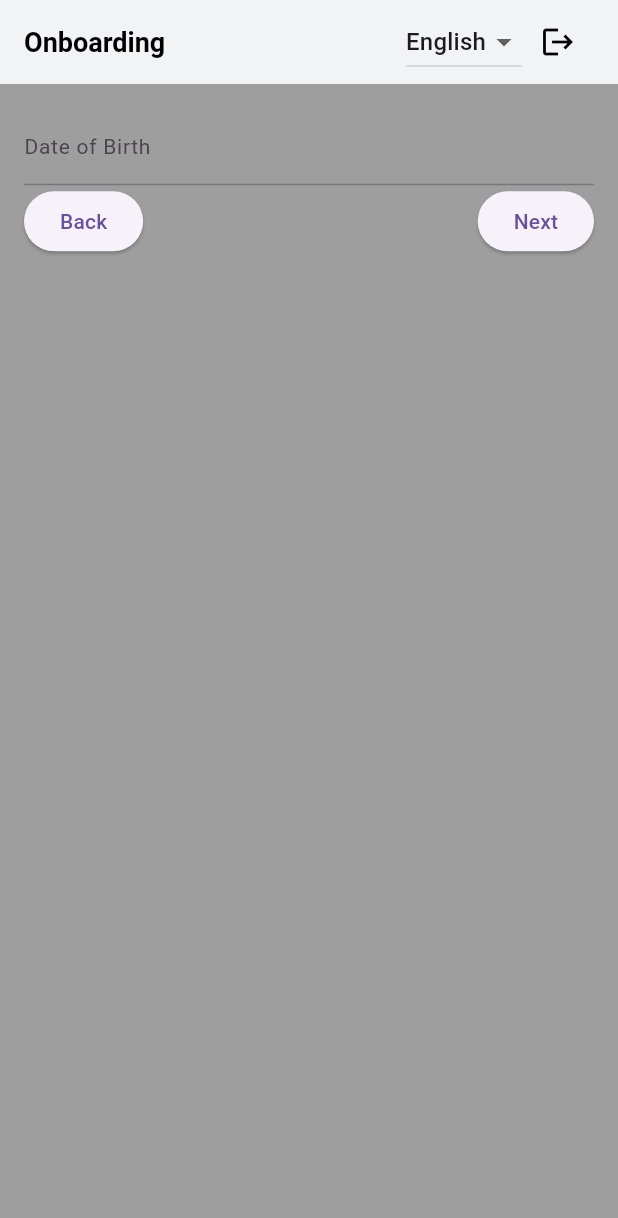
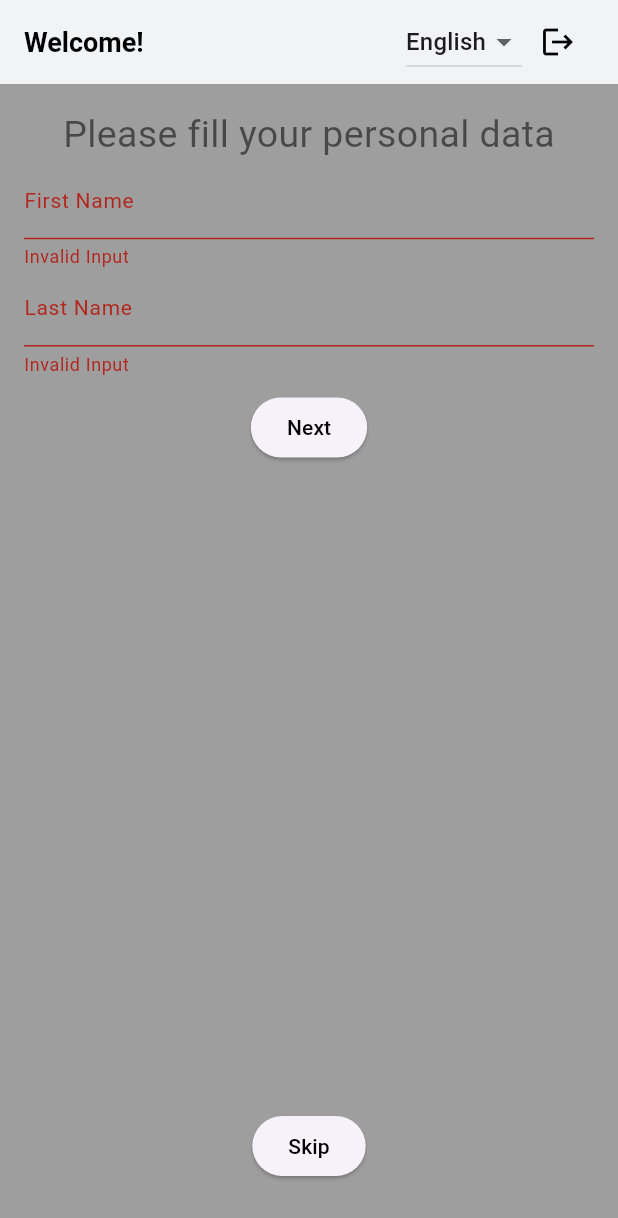
Before and after one commit to PetarJovanovic996/fit_lovers, a Flutter app: the screen it shows after launch, after a tap on "Next", on a phone screen of 412 x 824 dp. Shown: the top 1218 px of the screen. Run offline on Flutter 3.47's test engine with Material 3 defaults, Android fonts, the phone set to English and light mode, and no system bars; our stand-ins replace bloc, equatable, firebase_auth, firebase_core, firebase_database, flutter_bloc and 2 more; accounts and stored records are empty; generated files the repository leaves out were written again.

Commit message:
feat(onboarding): Created logic for Onboarding, and first Onboarding Screen

```diff
--- a/lib/core/routes.dart
+++ b/lib/core/routes.dart
@@ -1,7 +1,7 @@
 import 'package:fit_lovers/presentations/screens/edit_profile_screen.dart';
 import 'package:fit_lovers/presentations/screens/home_screen.dart';
 import 'package:fit_lovers/presentations/screens/log_in_screen.dart';
-import 'package:fit_lovers/presentations/screens/onboarding_screen.dart';
+import 'package:fit_lovers/presentations/screens/onboarding%20screens/onboarding_screen.dart';
 import 'package:fit_lovers/presentations/screens/register_screen.dart';
 import 'package:fit_lovers/presentations/screens/welcome_view_screen.dart';
 
--- a/lib/domain/cubit/cubit/onboarding_state.dart
+++ b/lib/domain/cubit/cubit/onboarding_state.dart
@@ -12,12 +12,29 @@ class OnboardingLoading extends OnboardingState {
   List<Object> get props => [];
 }
 
-class OnboardingPageChanged extends OnboardingState {
-  final int pageIndex;
-  OnboardingPageChanged(this.pageIndex);
+class OnboardingDataChanged extends OnboardingState {
+  final String firstName;
+  final String lastName;
+  final DateTime? dateOfBirth;
+  final double? weight;
+  final double? height;
+
+  OnboardingDataChanged(this.firstName, this.lastName, this.dateOfBirth,
+      this.weight, this.height);
 
   @override
-  List<Object> get props => [pageIndex];
+  List<Object> get props =>
+      [firstName, lastName, dateOfBirth!, weight!, height!];
+}
+
+class OnboardingNextScreen extends OnboardingState {
+  @override
+  List<Object> get props => [];
+}
+
+class OnboardingPrevScreen extends OnboardingState {
+  @override
+  List<Object> get props => [];
 }
 
 class OnboardingRequired extends OnboardingState {
--- a/lib/l10n/app_en.arb
+++ b/lib/l10n/app_en.arb
@@ -25,5 +25,18 @@
   "passwordDontMatch": "Password dont match",
   "@passwordDontMatch": {},
   "termsAndConditions": "I agree to the terms and conditions",
-  "@termsAndConditions": {}
+  "@termsAndConditions": {},
+  "onboarding": "Onboarding",
+  "@onboarding": {},
+  "onboardingWelcome": "Please fill your personal data",
+  "@onboardingWelcome": {},
+  "invalidInput": "Invalid Input",
+  "@invalidInput": {},
+  "firstName": "First Name",
+  "@firstName": {},
+  "lastName": "Last Name",
+  "@lastName": {},
+  "next": "Next",
+  "@next": {}
+
 }
--- /dev/null
+++ b/lib/presentations/screens/onboarding screens/onboarding_screen.dart
@@ -0,0 +1,90 @@
+import 'package:fit_lovers/domain/cubit/cubit/onboarding_cubit.dart';
+import 'package:fit_lovers/presentations/screens/onboarding%20screens/onboarding_screen2.dart';
+import 'package:fit_lovers/presentations/widgets/my_app_bar.dart';
+import 'package:fit_lovers/presentations/widgets/my_skip_button.dart';
+import 'package:flutter/material.dart';
+import 'package:flutter_bloc/flutter_bloc.dart';
+import 'package:flutter_gen/gen_l10n/app_localizations.dart';
+
+class OnboardingScreen extends StatelessWidget {
+  OnboardingScreen({super.key});
+  final _formKey = GlobalKey<FormState>();
+
+  @override
+  Widget build(BuildContext context) {
+    return Scaffold(
+        appBar: MyAppBar(
+          title: AppLocalizations.of(context)!.welcome,
+          showSignOut: true,
+        ),
+        body: Padding(
+          padding: const EdgeInsets.all(16.0),
+          child: Form(
+            key: _formKey,
+            child: Center(
+              child: Column(
+                children: [
+                  Text(
+                    AppLocalizations.of(context)!.onboardingWelcome,
+                    style: TextStyle(fontSize: 25),
+                  ),
+                  TextFormField(
+                    decoration: InputDecoration(
+                      labelText: AppLocalizations.of(context)!.firstName,
+                    ),
+                    validator: (value) {
+                      if (value == null || value.isEmpty || value.length < 2) {
+                        return AppLocalizations.of(context)!.invalidInput;
+                      }
+                      return null;
+                    },
+                    onChanged: (value) {
+                      context.read<OnboardingCubit>().updateFirstName(value);
+                    },
+                  ),
+                  TextFormField(
+                    decoration: InputDecoration(
+                        labelText: AppLocalizations.of(context)!.lastName),
+                    validator: (value) {
+                      if (value == null || value.isEmpty || value.length < 2) {
+                        return AppLocalizations.of(context)!.invalidInput;
+                      }
+                      return null;
+                    },
+                    onChanged: (value) {
+                      context.read<OnboardingCubit>().updateLastName(value);
+                    },
+                  ),
+                  SizedBox(
+                    height: 10,
+                  ),
+                  ElevatedButton(
+                    onPressed: () {
+                      if (_formKey.currentState?.validate() ?? false) {
+                        context.read<OnboardingCubit>().nextScreen();
+                        Navigator.push(
+                          context,
+                          MaterialPageRoute(
+                              builder: (_) => OnboardingScreen2()),
+                        );
+                      }
+                    },
+                    child: Text(
+                      AppLocalizations.of(context)!.next,
+                      style: TextStyle(
+                        color: Colors.black,
+                      ),
+                    ),
+                  ),
+                  Spacer(),
+                  MySkipButton(),
+                  SizedBox(
+                    height: 20,
+                  )
+                ],
+              ),
+            ),
+          ),
+        ));
+  }
+}
--- a/lib/presentations/screens/onboarding_screen.dart
+++ /dev/null
@@ -1,263 +0,0 @@
-import 'package:fit_lovers/domain/cubit/cubit/onboarding_cubit.dart';
-import 'package:fit_lovers/presentations/widgets/my_app_bar.dart';
-import 'package:flutter/material.dart';
-import 'package:flutter_bloc/flutter_bloc.dart';
-
-class OnboardingScreen extends StatelessWidget {
-  @override
-  Widget build(BuildContext context) {
-    return BlocBuilder<OnboardingCubit, OnboardingState>(
-      builder: (context, state) {
-        if (state is OnboardingLoading) {
-          return Center(child: CircularProgressIndicator());
-        }
-
-        return Scaffold(
-          appBar: MyAppBar(
-            title: 'Onboarding',
-            showSignOut: true,
-          ),
-          body: Padding(
-            padding: const EdgeInsets.all(16.0),
-            child: Column(
-              children: [
-                _buildOnboardingForm(context, state),
-                Row(
-                  mainAxisAlignment: MainAxisAlignment.spaceBetween,
-                  children: [
-                    ElevatedButton(
-                      onPressed: () {
-                        context.read<OnboardingCubit>().previousPage();
-                      },
-                      child: Text('Back'),
-                    ),
-                    ElevatedButton(
-                      onPressed: () {
-                        if (state is OnboardingCompleted) {
-                          context.read<OnboardingCubit>().skipOnboarding();
-                        } else {
-                          context.read<OnboardingCubit>().nextPage();
-                        }
-                      },
-                      child:
-                          Text(state is OnboardingCompleted ? 'Skip' : 'Next'),
-                    ),
-                  ],
-                ),
-              ],
-            ),
-          ),
-        );
-      },
-    );
-  }
-
-  Widget _buildOnboardingForm(BuildContext context, OnboardingState state) {
-    if (state is OnboardingPageChanged) {
-      switch (state.pageIndex) {
-        case 0:
-          return _buildNameForm(context);
-        case 1:
-          return _buildDateOfBirthForm(context);
-        case 2:
-          return _buildWeightHeightForm(context);
-        default:
-          return Container();
-      }
-    } else {
-      return Container();
-    }
-  }
-
-  Widget _buildNameForm(BuildContext context) {
-    return Column(
-      children: [
-        TextField(
-          decoration: InputDecoration(labelText: 'First Name'),
-          onChanged: (value) {
-            context.read<OnboardingCubit>().updateUserData(fName: value);
-          },
-        ),
-        TextField(
-          decoration: InputDecoration(labelText: 'Last Name'),
-          onChanged: (value) {
-            context.read<OnboardingCubit>().updateUserData(lName: value);
-          },
-        ),
-      ],
-    );
-  }
-
-  Widget _buildDateOfBirthForm(BuildContext context) {
-    return Column(
-      children: [
-        TextField(
-          decoration: InputDecoration(labelText: 'Date of Birth'),
-          onTap: () async {
-            DateTime? date = await showDatePicker(
-              context: context,
-              initialDate: DateTime.now(),
-              firstDate: DateTime(1900),
-              lastDate: DateTime.now(),
-            );
-            if (date != null) {
-              context.read<OnboardingCubit>().updateUserData(dob: date);
-            }
-          },
-        ),
-      ],
-    );
-  }
-
-  Widget _buildWeightHeightForm(BuildContext context) {
-    return Column(
-      children: [
-        TextField(
-          decoration: InputDecoration(labelText: 'Weight'),
-          keyboardType: TextInputType.number,
-          onChanged: (value) {
-            context
-                .read<OnboardingCubit>()
-                .updateUserData(w: double.tryParse(value));
-          },
-        ),
-        TextField(
-          decoration: InputDecoration(labelText: 'Height'),
-          keyboardType: TextInputType.number,
-          onChanged: (value) {
-            context
-                .read<OnboardingCubit>()
-                .updateUserData(h: double.tryParse(value));
-          },
-        ),
-      ],
-    );
-  }
-}
-
-// import 'package:fit_lovers/core/routes.dart';
-// import 'package:fit_lovers/domain/cubit/cubit/onboarding_cubit.dart';
-// import 'package:flutter/material.dart';
-// import 'package:flutter_bloc/flutter_bloc.dart';
-
-// class OnboardingScreen extends StatelessWidget {
-//   OnboardingScreen({super.key});
-
-//   final TextEditingController firstNameController = TextEditingController();
-//   final TextEditingController lastNameController = TextEditingController();
-//   final TextEditingController weightController = TextEditingController();
-//   final TextEditingController heightController = TextEditingController();
-//   final TextEditingController dateOfBirthController =
-//       TextEditingController(); // Novi controller za datum
-
-//   @override
-//   Widget build(BuildContext context) {
-//     return Scaffold(
-//       appBar: AppBar(title: Text('Onboarding')),
-//       body: Padding(
-//         padding: const EdgeInsets.all(16.0),
-//         child: BlocBuilder<OnboardingCubit, OnboardingState>(
-//           builder: (context, state) {
-//             return Column(
-//               crossAxisAlignment: CrossAxisAlignment.start,
-//               children: [
-//                 ElevatedButton(
-//                     onPressed: () {
-//                       context.read<OnboardingCubit>().skipOnboarding();
-//                       Navigator.of(context).pushNamed(Routes.homeScreen);
-//                     },
-//                     child: Text('skip')),
-
-//                 TextField(
-//                   controller: firstNameController,
-//                   decoration: InputDecoration(labelText: 'First Name'),
-//                 ),
-//                 TextField(
-//                   controller: lastNameController,
-//                   decoration: InputDecoration(labelText: 'Last Name'),
-//                 ),
-//                 TextField(
-//                   controller: weightController,
-//                   decoration: InputDecoration(labelText: 'Weight'),
-//                   keyboardType: TextInputType.number,
-//                 ),
-//                 TextField(
-//                   controller: heightController,
-//                   decoration: InputDecoration(labelText: 'Height'),
-//                   keyboardType: TextInputType.number,
-//                 ),
-//                 SizedBox(height: 20),
-
-//                 // Novi TextField za datum rođenja
-//                 GestureDetector(
-//                   onTap: () async {
-//                     DateTime? selectedDate = await showDatePicker(
-//                       context: context,
-//                       initialDate: DateTime.now(),
-//                       firstDate: DateTime(1900),
-//                       lastDate: DateTime.now(),
-//                     );
-//                     if (selectedDate != null) {
-//                       // Formatiranje datuma u string i upisivanje u controller
-//                       dateOfBirthController.text =
-//                           "${selectedDate.toLocal()}".split(' ')[0];
-//                     }
-//                   },
-//                   child: AbsorbPointer(
-//                     child: TextField(
-//                       controller: dateOfBirthController,
-//                       decoration: InputDecoration(labelText: 'Date of Birth'),
-//                     ),
-//                   ),
-//                 ),
-
-//                 SizedBox(height: 20),
-//                 ElevatedButton(
-//                   onPressed: () {
-//                     // Preuzimanje unetih podataka
-//                     String firstName = firstNameController.text;
-//                     String lastName = lastNameController.text;
-//                     double weight = double.tryParse(weightController.text) ?? 0;
-//                     double height = double.tryParse(heightController.text) ?? 0;
-//                     String dateOfBirthString = dateOfBirthController.text;
-
-//                     // Ako datum nije unet, prikaži grešku
-//                     if (dateOfBirthString.isEmpty) {
-//                       ScaffoldMessenger.of(context).showSnackBar(SnackBar(
-//                           content: Text("Please select a date of birth")));
-//                       return;
-//                     }
-
-//                     // Parsiranje unetog datuma
-//                     DateTime? dateOfBirth =
-//                         DateTime.tryParse(dateOfBirthString);
-
-//                     // Ako datum nije validan, prikaži grešku
-//                     if (dateOfBirth == null) {
-//                       ScaffoldMessenger.of(context).showSnackBar(
-//                           SnackBar(content: Text("Invalid date format")));
-//                       return;
-//                     }
-
-//                     // Pozivanje funkcije za snimanje podataka u Firebase
-//                     context.read<OnboardingCubit>().updateUserData(
-//                           fName: firstName,
-//                           lName: lastName,
-//                           dob: dateOfBirth,
-//                           w: weight,
-//                           h: height,
-//                         );
-
-//                     context.read<OnboardingCubit>().saveUserData();
-//                   },
-//                   child: Text('Save Info'),
-//                 ),
-//                 if (state is OnboardingLoading) CircularProgressIndicator(),
-//               ],
-//             );
-//           },
-//         ),
-//       ),
-//     );
-//   }
-// }
--- /dev/null
+++ b/lib/presentations/widgets/my_skip_button.dart
@@ -0,0 +1,27 @@
+import 'package:fit_lovers/core/routes.dart';
+import 'package:fit_lovers/domain/cubit/cubit/onboarding_cubit.dart';
+import 'package:flutter/material.dart';
+import 'package:flutter_bloc/flutter_bloc.dart';
+import 'package:flutter_gen/gen_l10n/app_localizations.dart';
+
+class MySkipButton extends StatelessWidget {
+  const MySkipButton({
+    super.key,
+  });
+
+  @override
+  Widget build(BuildContext context) {
+    return ElevatedButton(
+      onPressed: () {
+        context.read<OnboardingCubit>().skipOnboarding();
+        Navigator.of(context).pushNamed(Routes.homeScreen);
+      },
+      child: Text(
+        AppLocalizations.of(context)!.skip,
+        style: TextStyle(
+          color: Colors.black,
+        ),
+      ),
+    );
+  }
+}
```
Also changed, not shown: lib/domain/cubit/cubit/onboarding_cubit.dart (+32 -18 lines), lib/l10n/app_sr.arb (+13 -1 lines), lib/presentations/screens/onboarding screens/onboarding_screen2.dart (added, +10 -0 lines).
